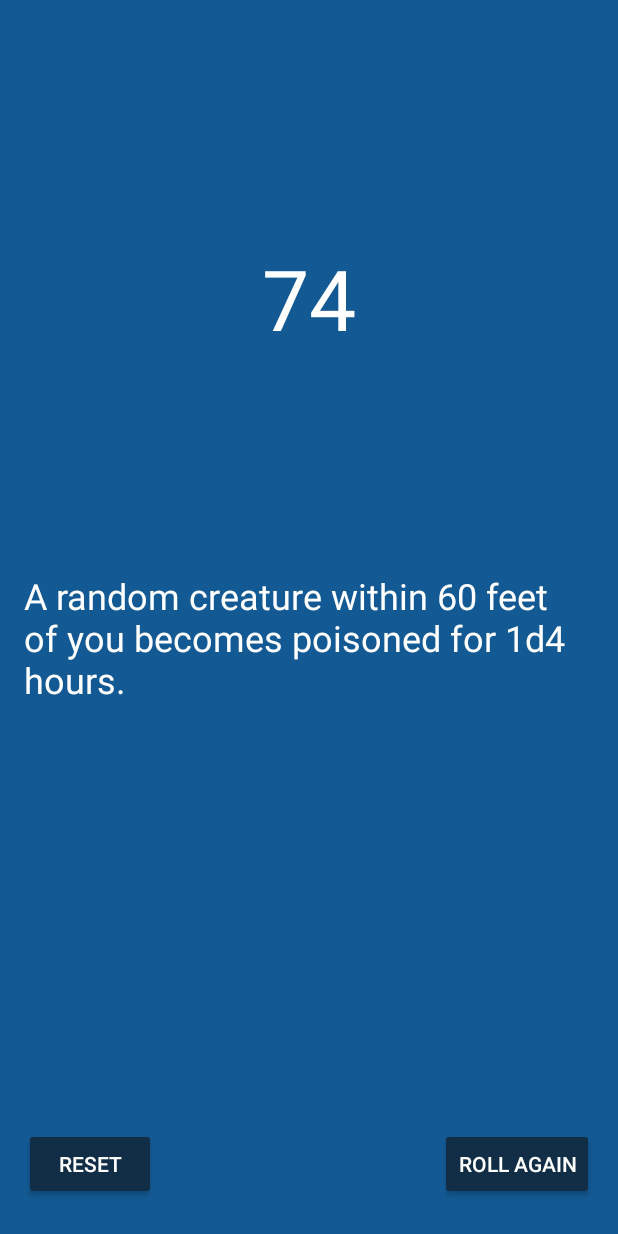
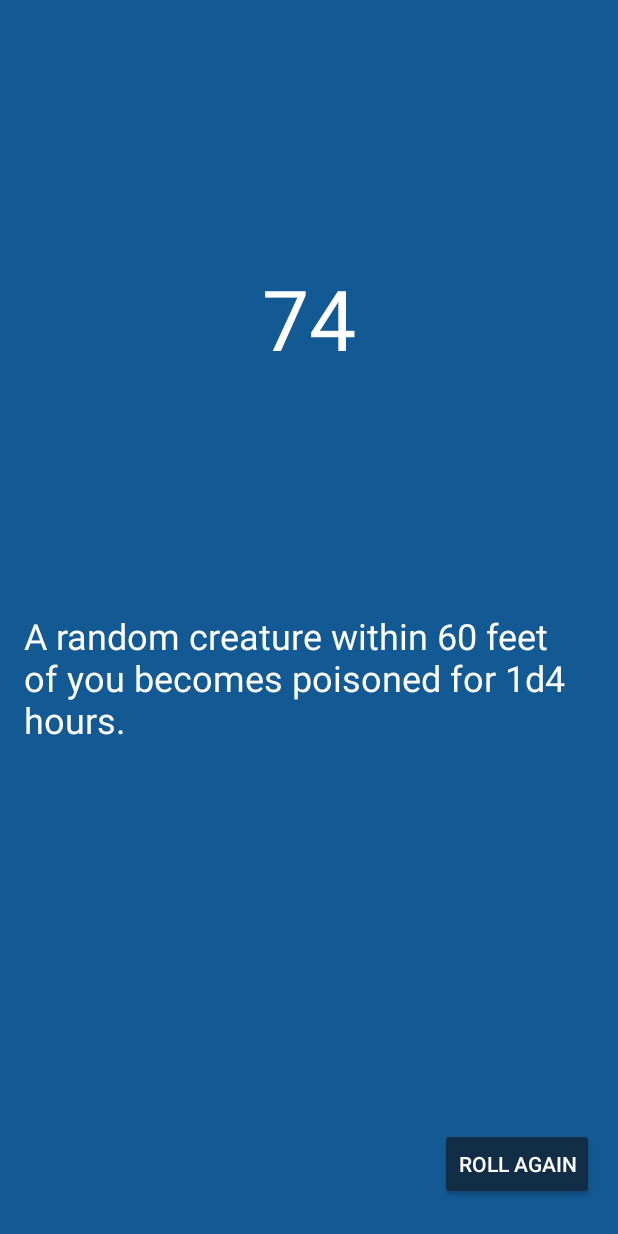
Before and after one commit to santicna/WildSurgeRoll, an Android app: the screen it shows after launch (MainActivity), after a tap on "…YOU HAVE A SURGE", on a phone screen of 412 x 824 dp. Run offline under Robolectric (Android 15) with nearby library versions, the phone set to English and light mode, and no system bars.

Commit message:
Removed Reset Button.

```diff
--- a/app/src/main/java/com/santi/wildsurgeroll/MainActivity.java
+++ b/app/src/main/java/com/santi/wildsurgeroll/MainActivity.java
@@ -14,7 +14,6 @@ public class MainActivity extends AppCompatActivity {
 
     private Button mRollButton;
 
-    private Button mResetButton;
 
     private Button mRollAgainButton;
 
@@ -27,7 +26,6 @@ public class MainActivity extends AppCompatActivity {
         mRollResult = findViewById(R.id.roll_result);
         mRollEffect = findViewById(R.id.roll_effect);
         mRollButton = findViewById(R.id.roll_button);
-        mResetButton = findViewById(R.id.reset_button);
         mRollAgainButton = findViewById(R.id.roll_again);
 
 
@@ -41,22 +39,8 @@ public class MainActivity extends AppCompatActivity {
                 mRollResult.setVisibility(View.VISIBLE);
                 //Show the effect rolled
                 mRollEffect.setVisibility(View.VISIBLE);
-                //Show reset button
-                mResetButton.setVisibility(View.VISIBLE);
                 //Show rollAgain button
                 mRollAgainButton.setVisibility(View.VISIBLE);
-            }
-        });
-
-        mResetButton.setOnClickListener(new View.OnClickListener() {
-            @Override
-            public void onClick(View view) {
-                //Reset the state of the UI
-                mRollResult.setVisibility(View.INVISIBLE);
-                mRollEffect.setVisibility(View.INVISIBLE);
-                mResetButton.setVisibility(View.INVISIBLE);
-                mRollAgainButton.setVisibility(View.INVISIBLE);
-                mRollButton.setVisibility(View.VISIBLE);
             }
         });
 
--- a/app/src/main/res/layout/activity_main.xml
+++ b/app/src/main/res/layout/activity_main.xml
@@ -28,10 +28,11 @@
         android:id="@+id/roll_effect"
         android:layout_width="wrap_content"
         android:layout_height="wrap_content"
+        android:layout_marginBottom="8dp"
+        android:textColor="@color/colorFont"
+        android:textSize="24sp"
         android:visibility="invisible"
-        android:textSize="24sp"
-        android:textColor="@color/colorFont"
-        app:layout_constraintBottom_toTopOf="@+id/reset_button"
+        app:layout_constraintBottom_toBottomOf="parent"
         app:layout_constraintEnd_toEndOf="parent"
         app:layout_constraintHorizontal_bias="0.0"
         app:layout_constraintLeft_toLeftOf="parent"
@@ -58,20 +59,6 @@
         app:layout_constraintVertical_bias="0.768" />
 
     <Button
-        android:id="@+id/reset_button"
-        android:layout_width="wrap_content"
-        android:layout_height="wrap_content"
-        android:layout_marginBottom="8dp"
-        android:backgroundTint="@color/colorPrimaryDark"
-        android:text="@string/reset_button"
-        android:visibility="invisible"
-        app:layout_constraintBottom_toBottomOf="parent"
-        app:layout_constraintEnd_toEndOf="parent"
-        app:layout_constraintHorizontal_bias="0.0"
-        app:layout_constraintLeft_toLeftOf="parent"
-        app:layout_constraintStart_toStartOf="parent" />
-
-    <Button
         android:id="@+id/roll_again"
         android:layout_width="wrap_content"
         android:layout_height="wrap_content"
@@ -83,7 +70,6 @@
         app:layout_constraintBottom_toBottomOf="parent"
         app:layout_constraintEnd_toEndOf="parent"
         app:layout_constraintHorizontal_bias="1.0"
-        app:layout_constraintStart_toEndOf="@+id/reset_button"
         app:layout_constraintTop_toBottomOf="@+id/roll_effect"
         app:layout_constraintVertical_bias="1.0" />
 </android.support.constraint.ConstraintLayout>
```
